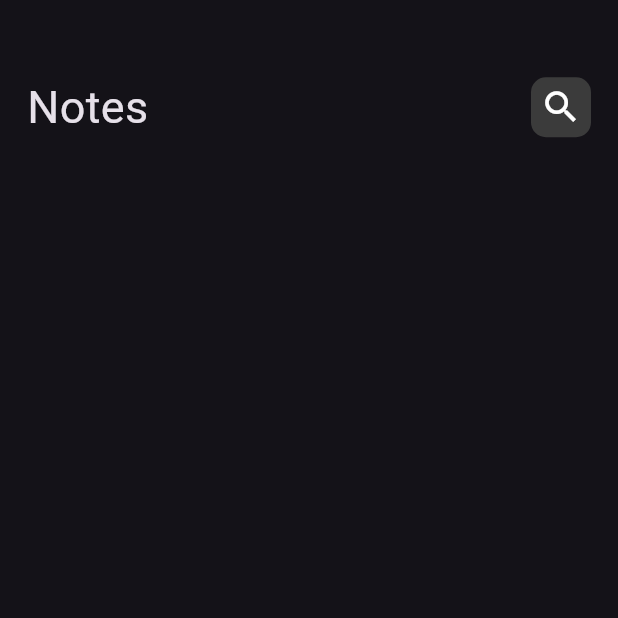
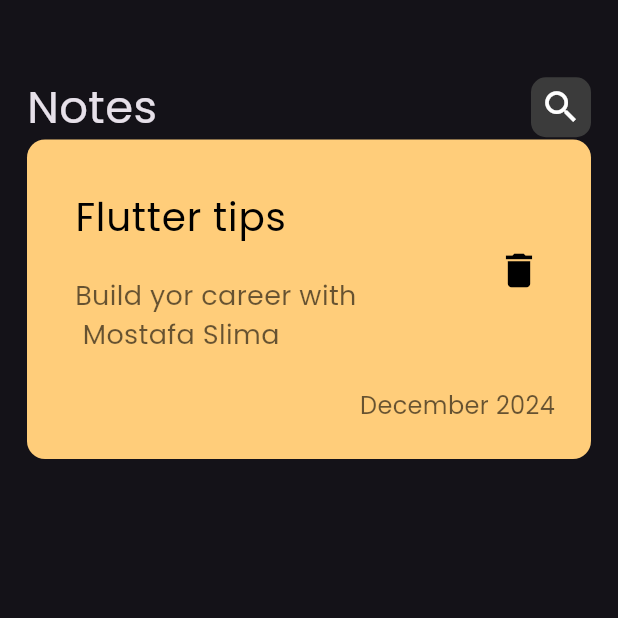
Before and after one commit to Mostafaslima66/Notes_App, a Flutter app: the screen it shows after launch, on a phone screen of 412 x 824 dp, the top half of it. Run offline on Flutter 3.47's test engine with Material 3 defaults, Android fonts, the phone set to English and light mode, and no system bars.

Commit message:
create CustomNoteContainer and add fonts

```diff
--- a/lib/main.dart
+++ b/lib/main.dart
@@ -12,7 +12,12 @@ class NotesApp extends StatelessWidget {
   Widget build(BuildContext context) {
     return MaterialApp(
       debugShowCheckedModeBanner: false,
-      theme: ThemeData.dark(),
+       theme: ThemeData.dark().copyWith(
+    textTheme: ThemeData.dark().textTheme.apply(
+          fontFamily: 'Poppins',
+        ),
+  ),
+
       initialRoute: NotesView.id,
       routes: {NotesView.id: (context) => const NotesView()},
     );
--- /dev/null
+++ b/lib/widgets/CustomNote_Container.dart
@@ -0,0 +1,58 @@
+import 'package:flutter/material.dart';
+
+class CustomNoteContainer extends StatelessWidget {
+  const CustomNoteContainer({super.key});
+
+  @override
+  Widget build(BuildContext context) {
+    return Container(
+      padding: const EdgeInsets.only(top: 24, bottom: 24,left: 16),
+      decoration: BoxDecoration(
+        color: Color(0xffFFCD7A),
+        borderRadius: BorderRadius.circular(12),
+      ),
+      child: Column(
+        crossAxisAlignment: CrossAxisAlignment.end,
+        children: [
+          ListTile(
+            title: const Text(
+              "Flutter tips",
+              style: TextStyle(
+                color: Colors.black,
+                fontSize: 26,
+              ),
+            ),
+            subtitle: Padding(
+              padding: const EdgeInsets.only(top: 20),
+              child: Text(
+                "Build yor career with \n Mostafa Slima ",
+                style: TextStyle(
+                  color: Colors.black.withOpacity(0.6),
+                  fontSize: 18,
+                ),
+              ),
+            ),
+            trailing: IconButton(
+              onPressed: () {},
+              icon: const Icon(
+                Icons.delete,
+                color: Colors.black,
+                size: 30,
+              ),
+            ),
+          ),
+          Padding(
+            padding: const EdgeInsets.only(right: 24, top: 15),
+            child: Text(
+              "December 2024",
+              style: TextStyle(
+                color: Colors.black.withOpacity(0.6),
+                fontSize: 16,
+              ),
+            ),
+          )
+        ],
+      ),
+    );
+  }
+}
--- a/lib/widgets/Notesview_body.dart
+++ b/lib/widgets/Notesview_body.dart
@@ -1,4 +1,5 @@
 import 'package:flutter/material.dart';
+import 'package:noteapp/widgets/CustomNote_Container.dart';
 import 'package:noteapp/widgets/custom_appbar.dart';
 
 class NotesviewBody extends StatelessWidget {
@@ -7,10 +8,11 @@ class NotesviewBody extends StatelessWidget {
   @override
   Widget build(BuildContext context) {
     return Padding(
-      padding: const EdgeInsets.symmetric(vertical: 50,horizontal: 18),
+      padding: const EdgeInsets.symmetric(vertical: 50, horizontal: 18),
       child: Column(
         children: [
-          CustomAppbar()
+          CustomAppbar(),
+          CustomNoteContainer(),
         ],
       ),
     );
--- a/lib/widgets/custom_appbar.dart
+++ b/lib/widgets/custom_appbar.dart
@@ -16,9 +16,9 @@ class CustomAppbar extends StatelessWidget {
           height: 40,
           width: 40,
           decoration: BoxDecoration(
-              color: Color(0xff3B3B3B),
+              color:const Color(0xff3B3B3B),
               borderRadius: BorderRadius.circular(10)),
-          child: Center(
+          child:const Center(
               child: Icon(
             Icons.search,
             size: 28,
```
Also changed, not shown: pubspec.yaml (+6 -6 lines), assets/Fonts/Poppins-Bold.ttf (added), assets/Fonts/Poppins-Regular.ttf (added).
